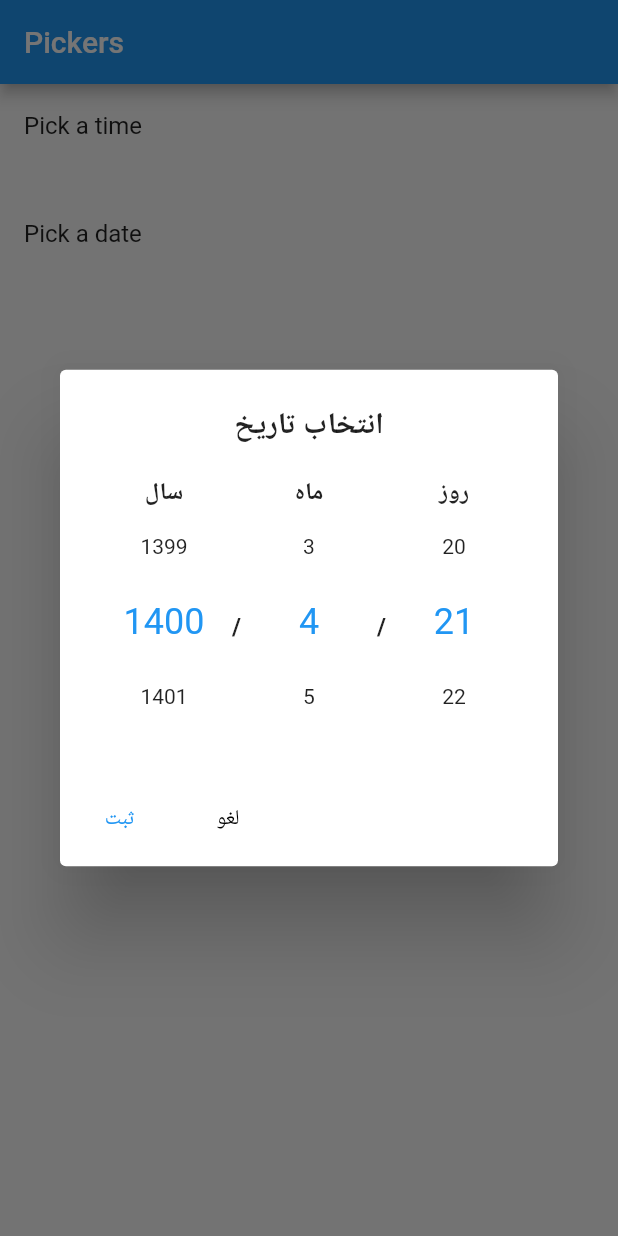
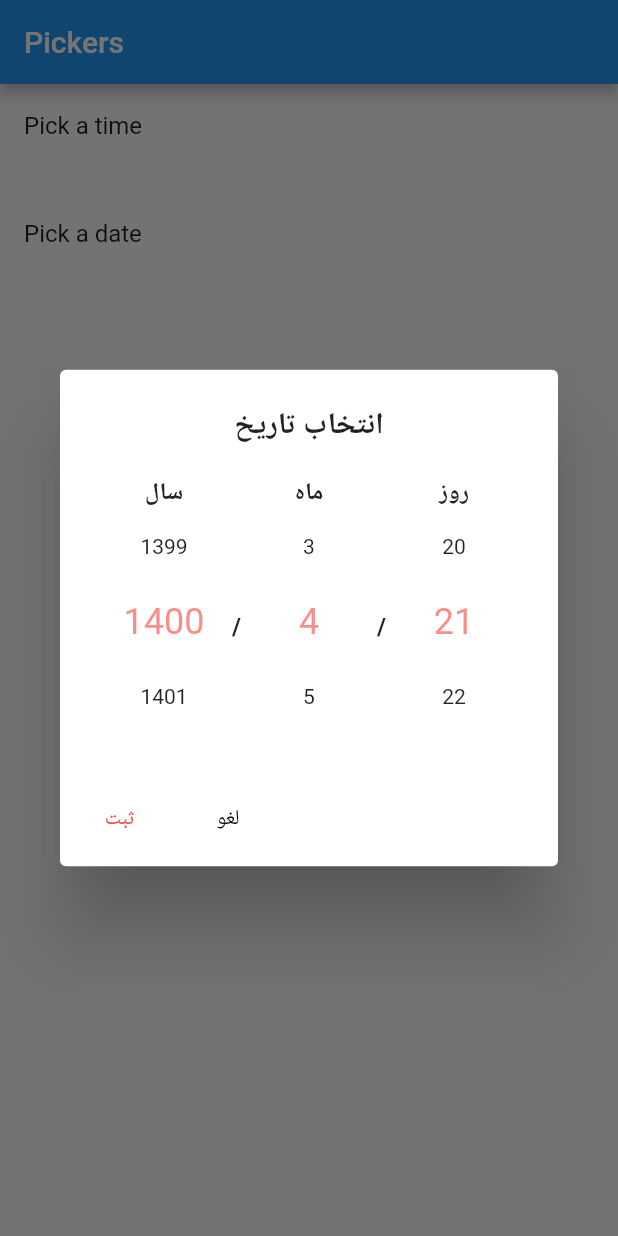
Before and after one commit to gabrimatic/persian_datetimepickers, a Flutter app: the screen it shows after launch, after a tap on "Pick a date", on a phone screen of 412 x 824 dp. Run offline on Flutter 3.47's test engine with Material 2 defaults, Android fonts, the phone set to English and light mode, and no system bars; drawn by our look-alikes of numberpicker; our stand-ins replace shamsi_date.

Commit message:
- custom color added to pickers - new extensions:   - DateTime toFancyString   - TimeOfDay toFancyString   - String addExtraZero - example updated with new changes

```diff
--- a/example/lib/main.dart
+++ b/example/lib/main.dart
@@ -32,12 +32,12 @@ class _PersianDatePickersExampleState extends State<PersianDatePickersExample> {
             title: _pickedTime == null
                 ? Text('Pick a time')
                 : Text('Picked time:'),
-            trailing: _pickedTime == null
-                ? null
-                : Text('${_pickedTime!.hour}:${_pickedTime!.minute}'),
+            trailing:
+                _pickedTime == null ? null : Text(_pickedTime!.toFancyString()),
             onTap: () async {
               final time = await showPersianTimePicker(
                 context: context,
+                color: Colors.red,
               );
 
               setState(() {
@@ -53,11 +53,12 @@ class _PersianDatePickersExampleState extends State<PersianDatePickersExample> {
             trailing: _pickedDate == null
                 ? null
                 : Text(
-                    _pickedDate!.toPersianDate(),
+                    _pickedDate!.toFancyString(),
                   ),
             onTap: () async {
               final date = await showPersianDatePicker(
                 context: context,
+                color: Colors.red,
               );
 
               setState(() {
--- a/lib/src/pickers/date.dart
+++ b/lib/src/pickers/date.dart
@@ -20,6 +20,7 @@ Future<DateTime?> showPersianDatePicker({
   required BuildContext context,
   DateTime? initialDate,
   bool isJalali = true,
+  Color color = Colors.blue,
 }) async {
   DateTime? picked;
 
@@ -46,6 +47,72 @@ Future<DateTime?> showPersianDatePicker({
       : (initialDate == null
           ? Gregorian.now().day
           : Gregorian.fromDateTime(initialDate).day);
+
+  final materialColor = MaterialColor(
+    color.value,
+    {
+      50: Color.fromRGBO(
+        color.red,
+        color.green,
+        color.blue,
+        .1,
+      ),
+      100: Color.fromRGBO(
+        color.red,
+        color.green,
+        color.blue,
+        .2,
+      ),
+      200: Color.fromRGBO(
+        color.red,
+        color.green,
+        color.blue,
+        .3,
+      ),
+      300: Color.fromRGBO(
+        color.red,
+        color.green,
+        color.blue,
+        .4,
+      ),
+      400: Color.fromRGBO(
+        color.red,
+        color.green,
+        color.blue,
+        .5,
+      ),
+      500: Color.fromRGBO(
+        color.red,
+        color.green,
+        color.blue,
+        .6,
+      ),
+      600: Color.fromRGBO(
+        color.red,
+        color.green,
+        color.blue,
+        .7,
+      ),
+      700: Color.fromRGBO(
+        color.red,
+        color.green,
+        color.blue,
+        .8,
+      ),
+      800: Color.fromRGBO(
+        color.red,
+        color.green,
+        color.blue,
+        .9,
+      ),
+      900: Color.fromRGBO(
+        color.red,
+        color.green,
+        color.blue,
+        1,
+      ),
+    },
+  );
 
   await showDialog(
     context: context,
@@ -84,7 +151,7 @@ Future<DateTime?> showPersianDatePicker({
               child: Text(
                 isJalali ? 'ثبت' : 'Save',
                 style: TextStyle(
-                  color: Colors.blue,
+                  color: color,
                 ),
               ),
             ),
@@ -104,13 +171,18 @@ Future<DateTime?> showPersianDatePicker({
                           isJalali ? 'سال' : 'Year',
                           style: const TextStyle(fontWeight: FontWeight.bold),
                         ),
-                        NumberPicker(
+                        Theme(
+                          data: ThemeData(
+                            primarySwatch: materialColor,
+                          ),
+                          child: NumberPicker(
                             haptics: true,
                             infiniteLoop: true,
                             value: year,
                             minValue: isJalali ? 1300 : 1900,
                             maxValue: isJalali ? 1500 : 2100,
                             onChanged: (value) => setState(() => year = value),
+                          ),
                         ),
                       ],
                     ),
@@ -130,11 +202,16 @@ Future<DateTime?> showPersianDatePicker({
                           isJalali ? 'ماه' : 'Month',
                           style: const TextStyle(fontWeight: FontWeight.bold),
                         ),
-                        NumberPicker(
+                        Theme(
+                          data: ThemeData(
+                            primarySwatch: materialColor,
+                          ),
+                          child: NumberPicker(
                             value: month,
                             minValue: 1,
                             maxValue: 12,
                             onChanged: (value) => setState(() => month = value),
+                          ),
                         ),
                       ],
                     ),
@@ -154,11 +231,16 @@ Future<DateTime?> showPersianDatePicker({
                           isJalali ? 'روز' : 'Day',
                           style: const TextStyle(fontWeight: FontWeight.bold),
                         ),
-                        NumberPicker(
+                        Theme(
+                          data: ThemeData(
+                            primarySwatch: materialColor,
+                          ),
+                          child: NumberPicker(
                             value: day,
                             minValue: 1,
                             maxValue: 31,
                             onChanged: (value) => setState(() => day = value),
+                          ),
                         ),
                       ],
                     ),
--- a/pubspec.yaml
+++ b/pubspec.yaml
@@ -1,6 +1,6 @@
 name: persian_datetimepickers
-description: A valuable and straightforward package that supports Jalali(Farsi | Persian) and the Gregorian date and time pickers.
-version: 1.0.1+1
+description: A valuable and straightforward package that supports numeric Jalali(Farsi | Persian) and the Gregorian date and time pickers.
+version: 1.0.2
 homepage: https://github.com/gabrimatic/persian_datetimepickers
 
 environment:
```
Also changed, not shown: lib/src/pickers/time.dart (+82 -4 lines), lib/src/utils/extensions.dart (+30 -1 lines), example/date.png, example/pubspec.lock, 2 other files. Lines whose indentation alone changed are shown as unchanged.
